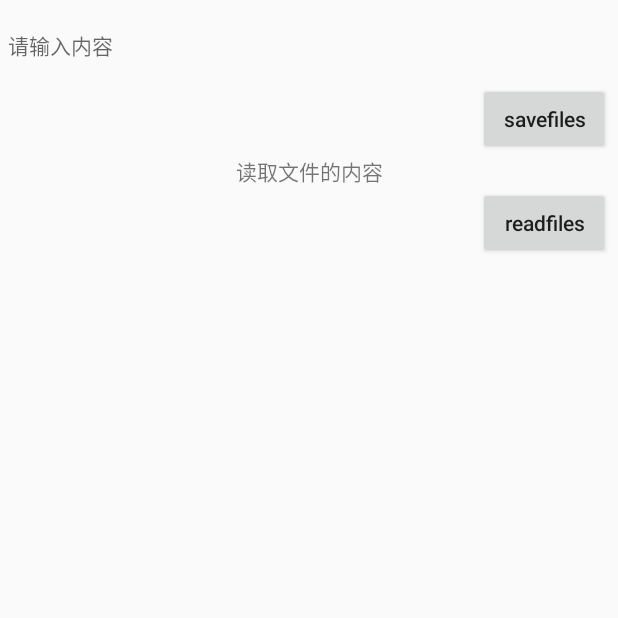
After one commit to WuJinLi/Demo, an Android app: the FileSaveActivity screen opened directly, with no data from a screen before it, on a phone screen of 412 x 824 dp, the top half of it. The commit adds this screen. Run offline under Robolectric (Android 15) with nearby library versions, the phone set to English and light mode, and no system bars.

Commit message:
持续化存储——文件存储

```diff
--- a/app/build.gradle
+++ b/app/build.gradle
@@ -4,7 +4,7 @@ android {
     compileSdkVersion 26
     defaultConfig {
         applicationId "com.wjl.reviewdemo"
-        minSdkVersion 15
+        minSdkVersion 16
         targetSdkVersion 26
         versionCode 1
         versionName "1.0"
--- a/app/src/main/java/com/wjl/reviewdemo/ConstantManager.java
+++ b/app/src/main/java/com/wjl/reviewdemo/ConstantManager.java
@@ -16,4 +16,6 @@ public class ConstantManager {
     public static final String ASYNCTASKACTIVITYTAG="AsyncTaskActivity";
     public static final String HANDLERTHREADACTIVITYTAG="HandlerThreadActivity";
     public static final String WEBDETAILACTIVITYTAG="WebDetailActivity";
+    public static final String STORAGEACTIVITYTAG="StorageActivity";
+
 }
--- a/app/src/main/java/com/wjl/reviewdemo/MainActivity.java
+++ b/app/src/main/java/com/wjl/reviewdemo/MainActivity.java
@@ -8,6 +8,7 @@ import com.wjl.reviewdemo.base.BaseActivity;
 import com.wjl.reviewdemo.broadcast.BroadcastActivity;
 import com.wjl.reviewdemo.model.NavigateModel;
 import com.wjl.reviewdemo.multithreading.MultiThreadingActivity;
+import com.wjl.reviewdemo.storage.StorageActivity;
 
 
 public class MainActivity extends BaseActivity {
@@ -35,6 +36,9 @@ public class MainActivity extends BaseActivity {
             case 2:
                 UrlManager.startAc(this, BroadcastActivity.class);
                 break;
+            case 3:
+                UrlManager.startAc(this, StorageActivity.class);
+                break;
             default:
                 break;
         }
--- a/app/src/main/java/com/wjl/reviewdemo/base/BaseActivity.java
+++ b/app/src/main/java/com/wjl/reviewdemo/base/BaseActivity.java
@@ -1,11 +1,15 @@
 package com.wjl.reviewdemo.base;
 
 import android.app.Dialog;
+import android.content.IntentFilter;
+import android.os.Bundle;
+import android.support.annotation.Nullable;
 import android.support.v7.app.AppCompatActivity;
 import android.view.View;
 import android.widget.TextView;
 
 import com.wjl.reviewdemo.R;
+import com.wjl.reviewdemo.broadcast.ForceOfflineReceiver;
 
 /**
  * author: WuJinLi
@@ -15,6 +19,33 @@ import com.wjl.reviewdemo.R;
 
 public class BaseActivity extends AppCompatActivity implements IBaseView {
     public Dialog progressDialog;
+    ForceOfflineReceiver receiver;
+
+
+    @Override
+    protected void onCreate(@Nullable Bundle savedInstanceState) {
+        super.onCreate(savedInstanceState);
+        ActivityCollector.AddActivity(this);
+    }
+
+    @Override
+    protected void onResume() {
+        super.onResume();
+        receiver = new ForceOfflineReceiver();
+
+        IntentFilter intentFilter = new IntentFilter("com.wjl.FORCE_OFFLINE");
+        registerReceiver(receiver, intentFilter);
+    }
+
+
+    @Override
+    protected void onPause() {
+        super.onPause();
+        if (receiver!=null){
+            unregisterReceiver(receiver);
+            receiver=null;
+        }
+    }
 
     @Override
     public void showLoading() {
@@ -63,6 +94,7 @@ public class BaseActivity extends AppCompatActivity implements IBaseView {
             progressDialog.dismiss();
             progressDialog = null;
         }
+        ActivityCollector.removeActivity(this);
         super.onDestroy();
     }
 }
--- /dev/null
+++ b/app/src/main/res/layout/ac_storage.xml
@@ -0,0 +1,42 @@
+<?xml version="1.0" encoding="utf-8"?>
+<LinearLayout xmlns:android="http://schemas.android.com/apk/res/android"
+    android:layout_width="match_parent"
+    android:layout_height="match_parent"
+    android:padding="5dp"
+    android:orientation="vertical">
+
+
+    <EditText
+        android:id="@+id/et_contant"
+        android:layout_width="match_parent"
+        android:layout_height="50dp"
+        android:hint="@string/edit_hint"
+        android:paddingBottom="5dp"
+        android:paddingTop="5dp"
+        android:singleLine="true"
+        android:background="@null"
+        android:textSize="14sp" />
+
+    <Button
+        android:id="@+id/btn_save"
+        android:layout_width="wrap_content"
+        android:layout_height="wrap_content"
+        android:layout_gravity="right"
+        android:text="@string/btn_save"
+        android:textAllCaps="false" />
+
+    <TextView
+        android:gravity="center"
+        android:id="@+id/tv_file_content"
+        android:layout_width="match_parent"
+        android:layout_height="wrap_content"
+        android:text="读取文件的内容" />
+
+    <Button
+        android:id="@+id/btn_read"
+        android:layout_width="wrap_content"
+        android:layout_height="wrap_content"
+        android:layout_gravity="right"
+        android:text="@string/btn_read"
+        android:textAllCaps="false" />
+</LinearLayout>
--- a/app/src/main/res/values/strings.xml
+++ b/app/src/main/res/values/strings.xml
@@ -15,4 +15,9 @@
  * 4:Message初始化完成，则交由handler对象向主线程（UI线程）发送消息
  * 5:handler的handlMessage（）方法更新UI
  </string>
+
+
+    <string name="edit_hint">请输入内容</string>
+    <string name="btn_save">savefiles</string>
+    <string name="btn_read">readfiles</string>
 </resources>
```
Also changed, not shown: app/src/main/AndroidManifest.xml (+38 -10 lines), app/src/main/java/com/wjl/reviewdemo/ItemManager.java (+14 -0 lines), app/src/main/java/com/wjl/reviewdemo/base/ActivityCollector.java (added, +34 -0 lines), app/src/main/java/com/wjl/reviewdemo/broadcast/BroadcastActivity.java (+20 -4 lines), app/src/main/java/com/wjl/reviewdemo/broadcast/ForceOfflineReceiver.java (added, +43 -0 lines), app/src/main/java/com/wjl/reviewdemo/broadcast/NetChangedReceicer.java (added, +29 -0 lines), app/src/main/java/com/wjl/reviewdemo/storage/DataBaseActivity.java (added, +19 -0 lines), app/src/main/java/com/wjl/reviewdemo/storage/FileSaveActivity.java (added, +175 -0 lines), app/src/main/java/com/wjl/reviewdemo/storage/SharedPrefencesActivity.java (added, +19 -0 lines), app/src/main/java/com/wjl/reviewdemo/storage/StorageActivity.java (added, +53 -0 lines), app/src/main/res/layout/ac_broadcast.xml (+10 -2 lines).
